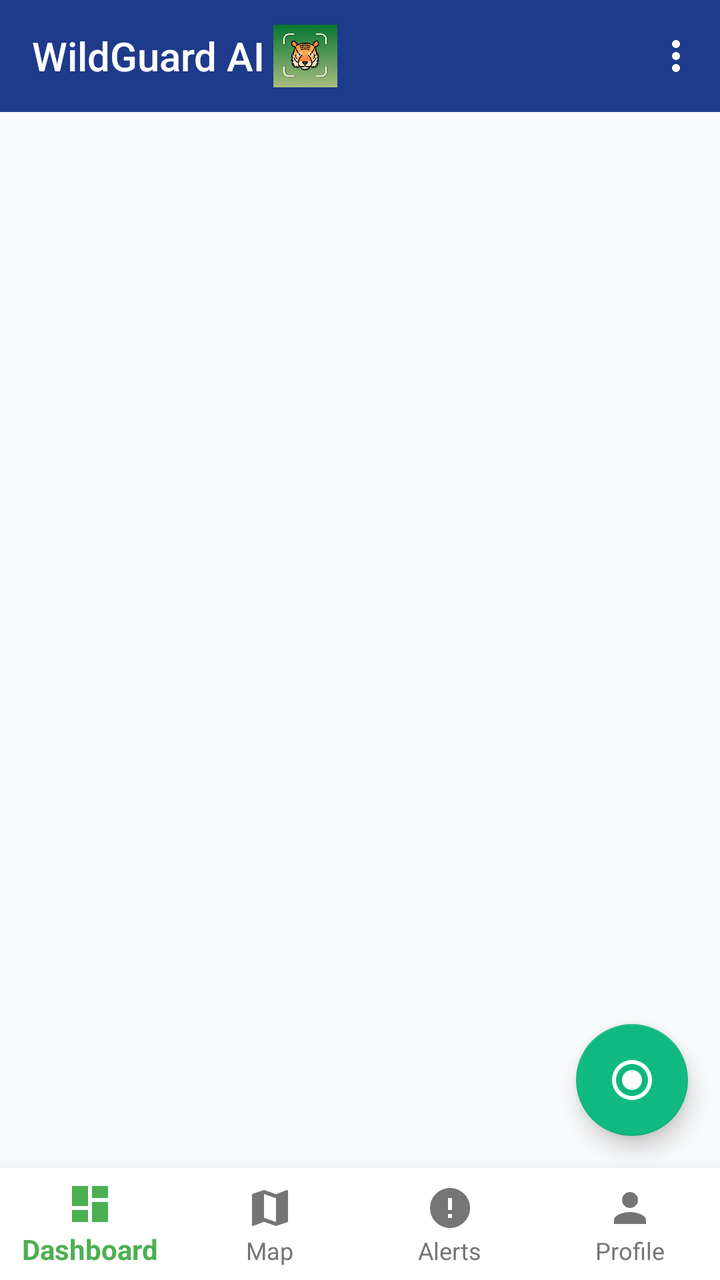
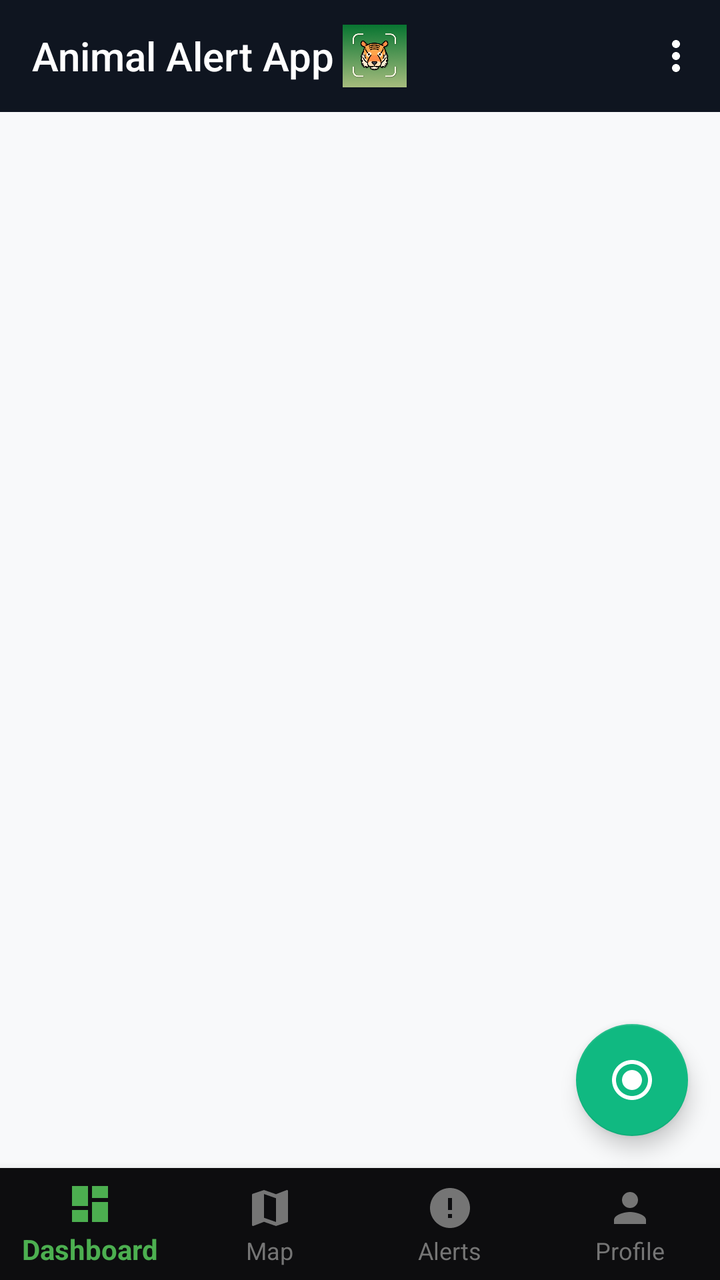

Screens rendered from an Android XML layout before and after an edit, with the pre-edit source and the edit as a unified diff.
<!-- AndroidManifest.xml: activity theme Theme.AnimalAlert -->
<!-- res/layout/activity_main.xml -->
<?xml version="1.0" encoding="utf-8"?>
<androidx.constraintlayout.widget.ConstraintLayout xmlns:android="http://schemas.android.com/apk/res/android"
    xmlns:app="http://schemas.android.com/apk/res-auto"
    xmlns:tools="http://schemas.android.com/tools"
    android:layout_width="match_parent"
    android:layout_height="match_parent"
    android:background="@color/background"
    tools:context=".ui.MainActivity">

    
    <com.google.android.material.appbar.MaterialToolbar
        android:id="@+id/toolbar"
        android:layout_width="match_parent"
        android:layout_height="?attr/actionBarSize"
        android:background="@color/primary"
        android:theme="@style/ThemeOverlay.AppCompat.Dark.ActionBar"
        app:layout_constraintTop_toTopOf="parent"
        app:layout_constraintStart_toStartOf="parent"
        app:layout_constraintEnd_toEndOf="parent"
        app:title="WildGuard AI"
        app:titleTextColor="@color/white"
        app:menu="@menu/bottom_navigation_menu">

        <ImageView
            android:layout_width="32dp"
            android:layout_height="32dp"
            android:layout_marginStart="8dp"
            android:src="@drawable/wildtrack5_o"
            />

    </com.google.android.material.appbar.MaterialToolbar>

    
    <FrameLayout
        android:id="@+id/fragment_container"
        android:layout_width="0dp"
        android:layout_height="0dp"
        android:background="@color/background"
        app:layout_constraintTop_toBottomOf="@id/toolbar"
        app:layout_constraintBottom_toTopOf="@id/bottom_navigation"
        app:layout_constraintStart_toStartOf="parent"
        app:layout_constraintEnd_toEndOf="parent" />

    
    <com.google.android.material.bottomnavigation.BottomNavigationView
        android:id="@+id/bottom_navigation"
        android:layout_width="match_parent"
        android:layout_height="wrap_content"
        android:background="@color/white"
        app:itemIconTint="@color/bottom_nav_selector"
        app:itemTextColor="@color/bottom_nav_selector"
        app:menu="@menu/bottom_navigation_menu"
        app:labelVisibilityMode="labeled"
        app:layout_constraintBottom_toBottomOf="parent"
        app:layout_constraintStart_toStartOf="parent"
        app:layout_constraintEnd_toEndOf="parent"
        app:elevation="8dp" />

    
    <com.google.android.material.floatingactionbutton.FloatingActionButton
        android:id="@+id/fab_quick_scan"
        android:layout_width="wrap_content"
        android:layout_height="wrap_content"
        android:layout_margin="16dp"
        android:src="@drawable/ic_circle_green"
        android:contentDescription="Quick Scan"
        app:backgroundTint="@color/accent"
        app:tint="@color/white"
        app:layout_constraintBottom_toTopOf="@id/bottom_navigation"
        app:layout_constraintEnd_toEndOf="parent" />

</androidx.constraintlayout.widget.ConstraintLayout>
<!-- resources referenced by this layout -->
<resources>
  <color name="accent">#10B981</color>
  <color name="background">#F8F9FA</color>
  <color name="primary">#1E3A8A</color>
  <color name="white">#FFFFFF</color>
  <!-- drawable ic_circle_green (drawable) -->
  <?xml version="1.0" encoding="utf-8"?>
  <vector xmlns:android="http://schemas.android.com/apk/res/android"
      android:width="24dp"
      android:height="24dp"
      android:viewportWidth="24"
      android:viewportHeight="24">
      <path
          android:fillColor="@color/success"
          android:pathData="M12,2C6.48,2 2,6.48 2,12s4.48,10 10,10 10,-4.48 10,-10S17.52,2 12,2zM12,20c-4.41,0 -8,-3.59 -8,-8s3.59,-8 8,-8 8,3.59 8,8 -3.59,8 -8,8z" />
      <path
          android:fillColor="@color/success"
          android:pathData="M12,17c-2.76,0 -5,-2.24 -5,-5s2.24,-5 5,-5 5,2.24 5,5 -2.24,5 -5,5z" />
  </vector>
  <!-- drawable wildtrack5_o: png bitmap (drawable, 130452 bytes) -->
  <style name="Theme.AnimalAlert" parent="Theme.AppCompat.Light.NoActionBar">
          <item name="colorPrimary">@color/purple_500</item>
          <item name="colorPrimaryDark">@color/purple_700</item>
          <item name="colorAccent">@color/teal_200</item>
          <item name="android:statusBarColor">@color/purple_700</item>
      </style>
  <color name="success">#10B981</color>
  <color name="purple_500">#7944C7</color>
  <color name="purple_700">#3700B3</color>
  <color name="teal_200">#03DAC5</color>
</resources>

<!-- the commit's change to res/layout/activity_main.xml (unified diff, before → after) -->
@@ -12,12 +12,12 @@
         android:id="@+id/toolbar"
         android:layout_width="match_parent"
         android:layout_height="?attr/actionBarSize"
-        android:background="@color/primary"
+        android:background="#0F1520"
         android:theme="@style/ThemeOverlay.AppCompat.Dark.ActionBar"
         app:layout_constraintTop_toTopOf="parent"
         app:layout_constraintStart_toStartOf="parent"
         app:layout_constraintEnd_toEndOf="parent"
-        app:title="WildGuard AI"
+        app:title="Animal Alert App"
         app:titleTextColor="@color/white"
         app:menu="@menu/bottom_navigation_menu">
 
@@ -46,7 +46,7 @@
         android:id="@+id/bottom_navigation"
         android:layout_width="match_parent"
         android:layout_height="wrap_content"
-        android:background="@color/white"
+        android:background="#0D0D0F"
         app:itemIconTint="@color/bottom_nav_selector"
         app:itemTextColor="@color/bottom_nav_selector"
         app:menu="@menu/bottom_navigation_menu"
<!-- resource entries referenced after the edit -->
@@ -2,7 +2,6 @@
 <resources>
   <color name="accent">#10B981</color>
   <color name="background">#F8F9FA</color>
-  <color name="primary">#1E3A8A</color>
   <color name="white">#FFFFFF</color>
   <!-- drawable ic_circle_green (drawable) -->
   <?xml version="1.0" encoding="utf-8"?>
@@ -19,15 +18,12 @@
           android:pathData="M12,17c-2.76,0 -5,-2.24 -5,-5s2.24,-5 5,-5 5,2.24 5,5 -2.24,5 -5,5z" />
   </vector>
   <!-- drawable wildtrack5_o: png bitmap (drawable, 130452 bytes) -->
-  <style name="Theme.AnimalAlert" parent="Theme.AppCompat.Light.NoActionBar">
-          <item name="colorPrimary">@color/purple_500</item>
-          <item name="colorPrimaryDark">@color/purple_700</item>
-          <item name="colorAccent">@color/teal_200</item>
-          <item name="android:statusBarColor">@color/purple_700</item>
+  <style name="Theme.AnimalAlert" parent="Theme.AppCompat.DayNight.NoActionBar">
+          <item name="colorPrimary">#0F1520</item>
+          <item name="colorPrimaryDark">#0A0C10</item>
+          <item name="colorAccent">#00E87A</item>
+          <item name="android:statusBarColor">#0A0C10</item>
       </style>
   <color name="success">#10B981</color>
-  <color name="purple_500">#7944C7</color>
-  <color name="purple_700">#3700B3</color>
-  <color name="teal_200">#03DAC5</color>
 </resources>
 
